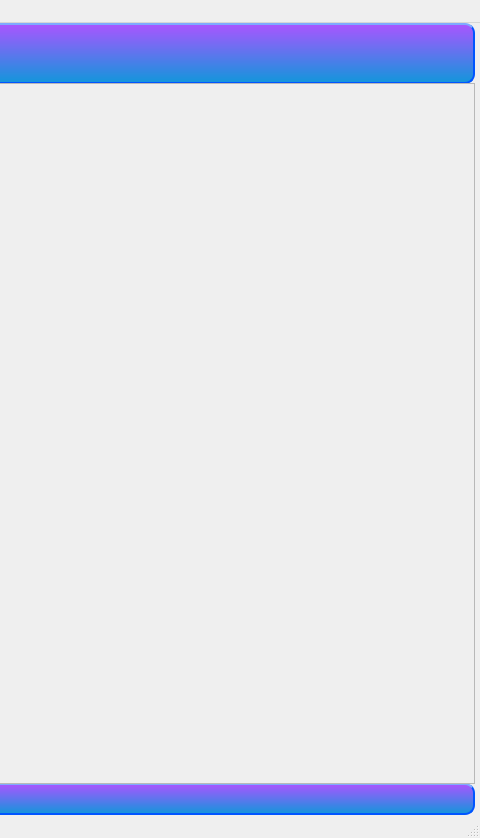
This is demo.ui in HarryandJack/Surgical_video_clipping as Qt 5 draws it before an edit; both pictures show x 646 to 1126 and y 0 to 838 of the 1126 by 838 pixel window. The edited form follows.
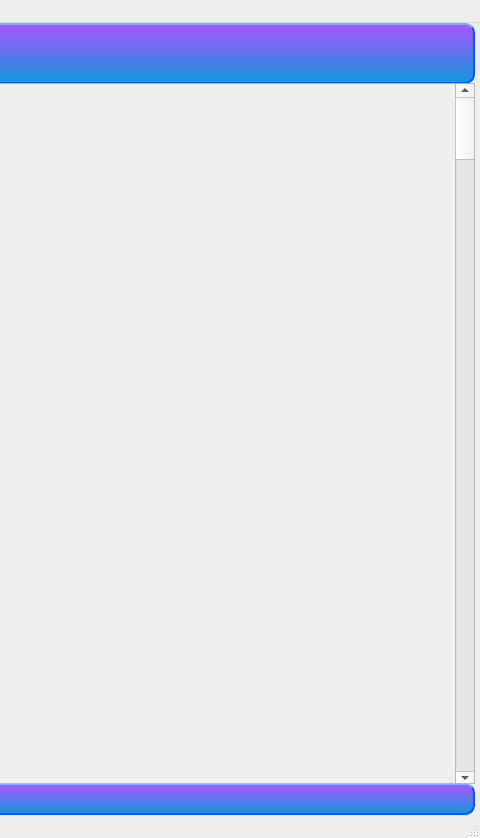
This is the edited form.

Diff of the .ui file:
```diff
--- a/demo.ui
+++ b/demo.ui
@@ -96,6 +96,19 @@
        <height>699</height>
       </rect>
      </property>
+     <widget class="QScrollBar" name="scrollBar_1">
+      <property name="geometry">
+       <rect>
+        <x>790</x>
+        <y>0</y>
+        <width>20</width>
+        <height>701</height>
+       </rect>
+      </property>
+      <property name="orientation">
+       <enum>Qt::Vertical</enum>
+      </property>
+     </widget>
     </widget>
    </widget>
    <widget class="QWidget" name="layoutWidget">
```
Left out of the diff: 2 changed lines with no effect on the pictures.
